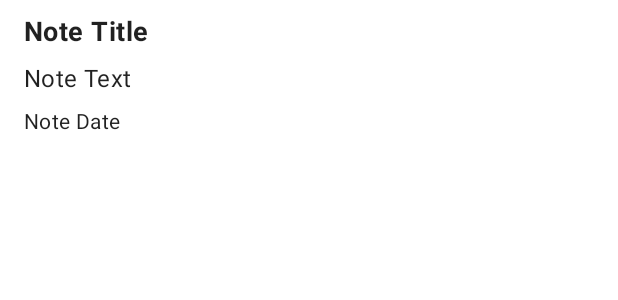
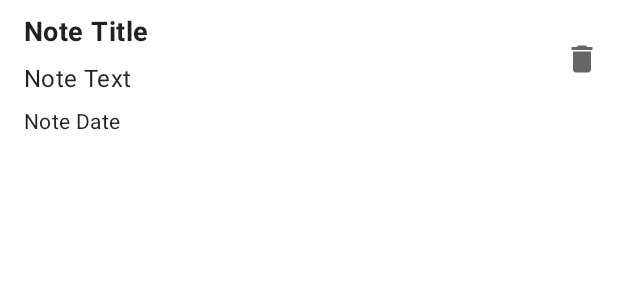
Before and after one commit to veselovvv/Notes, an Android app: the layout list_item_note.xml on its own in the app's theme, with its tools: preview values and no code run, on a phone screen of 412 x 824 dp. Shown: the top 300 px of the screen. Run offline under Robolectric (Android 15) with nearby library versions, the phone set to English and light mode, and no system bars.

Commit message:
Added note deleting

```diff
--- a/app/src/main/java/com/veselovvv/notes/data/NoteRepository.kt
+++ b/app/src/main/java/com/veselovvv/notes/data/NoteRepository.kt
@@ -24,6 +24,7 @@ class NoteRepository private constructor(context: Context) {
     fun getNote(id: UUID): LiveData<Note?> = noteDao.getNote(id)
     fun updateNote(note: Note) = executor.execute { noteDao.updateNote(note) }
     fun addNote(note: Note) = executor.execute { noteDao.addNote(note) }
+    fun deleteNote(note: Note) = executor.execute { noteDao.deleteNote(note) }
 
     companion object {
         private var INSTANCE: NoteRepository? = null
--- a/app/src/main/java/com/veselovvv/notes/ui/MainActivity.kt
+++ b/app/src/main/java/com/veselovvv/notes/ui/MainActivity.kt
@@ -1,7 +1,7 @@
 package com.veselovvv.notes.ui
 
+import android.os.Bundle
 import androidx.appcompat.app.AppCompatActivity
-import android.os.Bundle
 import com.veselovvv.notes.R
 import com.veselovvv.notes.ui.note.NoteFragment
 import com.veselovvv.notes.ui.notelist.NoteListFragment
--- /dev/null
+++ b/app/src/main/res/drawable/ic_delete.xml
@@ -0,0 +1,10 @@
+<vector xmlns:android="http://schemas.android.com/apk/res/android"
+    android:width="24dp"
+    android:height="24dp"
+    android:viewportWidth="24"
+    android:viewportHeight="24"
+    android:tint="?attr/colorControlNormal">
+  <path
+      android:fillColor="@android:color/white"
+      android:pathData="M6,19c0,1.1 0.9,2 2,2h8c1.1,0 2,-0.9 2,-2V7H6v12zM19,4h-3.5l-1,-1h-5l-1,1H5v2h14V4z"/>
+</vector>
--- a/app/src/main/res/layout/list_item_note.xml
+++ b/app/src/main/res/layout/list_item_note.xml
@@ -36,4 +36,15 @@
         app:layout_constraintStart_toStartOf="parent"
         app:layout_constraintTop_toBottomOf="@+id/note_text"
         style="@style/list_item_note_textview" />
+
+    <com.google.android.material.imageview.ShapeableImageView
+        android:id="@+id/delete_note"
+        android:layout_width="wrap_content"
+        android:layout_height="wrap_content"
+        android:layout_marginEnd="16dp"
+        android:src="@drawable/ic_delete"
+        app:layout_constraintStart_toEndOf="@id/note_text"
+        app:layout_constraintEnd_toEndOf="parent"
+        app:layout_constraintTop_toTopOf="@id/note_title"
+        app:layout_constraintBottom_toTopOf="@id/note_date" />
 </androidx.constraintlayout.widget.ConstraintLayout>
--- a/app/src/main/res/values/strings.xml
+++ b/app/src/main/res/values/strings.xml
@@ -10,4 +10,5 @@
     <string name="saved">Saved</string>
     <string name="text_is_empty">Text is empty</string>
     <string name="no_title">No title</string>
+    <string name="deleted">Deleted</string>
 </resources>
--- a/app/src/main/res/values/styles.xml
+++ b/app/src/main/res/values/styles.xml
@@ -5,7 +5,7 @@
         <item name="android:layout_height">wrap_content</item>
         <item name="android:layout_marginTop">8dp</item>
         <item name="android:layout_marginStart">16dp</item>
-        <item name="android:layout_marginEnd">16dp</item>
+        <item name="android:layout_marginEnd">32dp</item>
         <item name="android:textAppearance">?attr/textAppearanceBody2</item>
     </style>
 </resources>
```
Also changed, not shown: app/src/main/java/com/veselovvv/notes/data/NoteDao.kt (+4 -5 lines), app/src/main/java/com/veselovvv/notes/ui/NotesViewModel.kt (renamed from app/src/main/java/com/veselovvv/notes/ui/note/NoteDetailViewModel.kt, +5 -3 lines), app/src/main/java/com/veselovvv/notes/ui/note/NoteFragment.kt (+7 -5 lines), app/src/main/java/com/veselovvv/notes/ui/notelist/NoteListFragment.kt (+13 -6 lines), app/src/main/java/com/veselovvv/notes/ui/notelist/NoteListViewModel.kt (deleted, +0 -11 lines), 2 other files.
